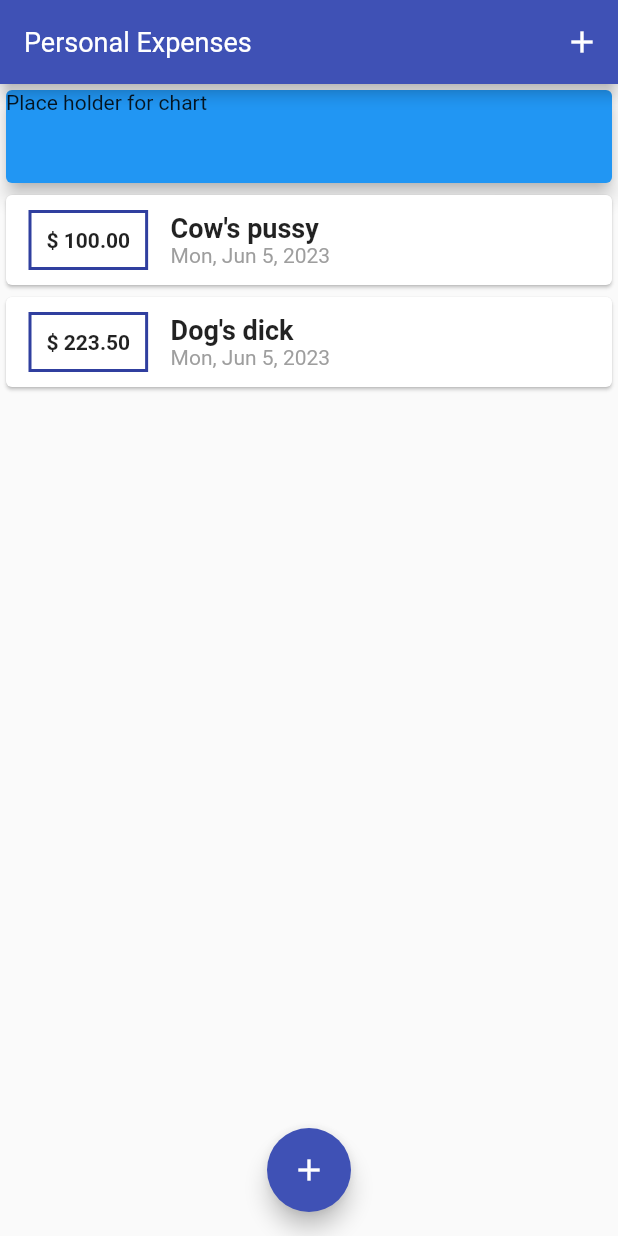
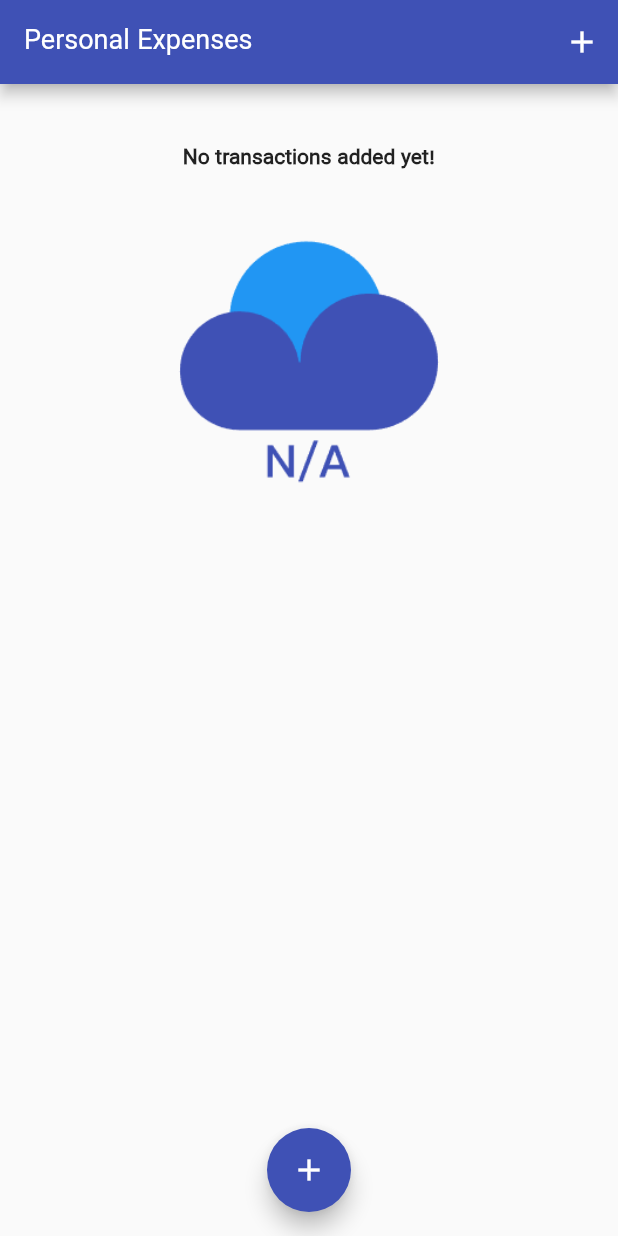
Before and after one commit to khakestari/personal_expenses_app, a Flutter app: the screen it shows after launch, on a phone screen of 412 x 824 dp. Run offline on Flutter 3.47's test engine with Material 2 defaults, Android fonts, the phone set to English and light mode, and no system bars; our stand-ins replace flutter_svg.

Commit message:
Now we have last seven days' transactions in a list & use image

```diff
--- a/lib/main.dart
+++ b/lib/main.dart
@@ -1,7 +1,9 @@
 import 'package:flutter/material.dart';
 import 'package:intl/intl.dart';
-import 'package:personal_expenses_app/widgets/transaction_list.dart';
 
+
+import './widgets/transaction_list.dart';
+import './widgets/chart.dart';
 import './widgets/new_transaction.dart';
 import './models/transaction.dart';
 
@@ -37,13 +39,12 @@ class MyHomePage extends StatefulWidget {
 }
 
 class _MyHomePageState extends State<MyHomePage> {
-  // String? titleInput;
-  //
+
   final List<Transaction> _userTransactions = [
-    Transaction(
-        id: 't0', title: 'Cow\'s pussy', amount: 100, date: DateTime.now()),
-    Transaction(
-        id: 't1', title: 'Dog\'s dick', amount: 223.5, date: DateTime.now())
+    // Transaction(
+    //     id: 't0', title: 'Cow\'s pussy', amount: 100, date: DateTime.now()),
+    // Transaction(
+    //     id: 't1', title: 'Dog\'s dick', amount: 223.5, date: DateTime.now())
   ];
 
   void _addNewTransaction(String title, double amount) {
@@ -57,7 +58,13 @@ class _MyHomePageState extends State<MyHomePage> {
       _userTransactions.add(newTx);
     });
   }
-
+  List<Transaction> get _recentTransactions {
+    return _userTransactions.where((element) {
+      return element.date.isAfter(DateTime.now().subtract(
+        Duration(days: 7),
+      ));
+    }).toList();
+  }
   void _startAddNewTransaction(BuildContext ctx) {
     showModalBottomSheet(
         context: ctx,
@@ -82,15 +89,8 @@ class _MyHomePageState extends State<MyHomePage> {
           crossAxisAlignment: CrossAxisAlignment.start,
           mainAxisAlignment: MainAxisAlignment.start,
           children: <Widget>[
-            Container(
-              width: double.infinity,
-              height: 70,
-              child: Card(
-                child: Text('Place holder for chart'),
-                elevation: 5,
-                color: Colors.blue,
-              ),
-            ),
+              Chart(_recentTransactions),
+
               TransactionList(_userTransactions),
             ],
           ),
--- a/lib/widgets/chart.dart
+++ b/lib/widgets/chart.dart
@@ -22,6 +22,7 @@ class Chart extends StatelessWidget {
     });
   }
 
+
   @override
   Widget build(BuildContext context) {
     // print(groupedTransactionsValues.toString());
--- a/lib/widgets/transaction_list.dart
+++ b/lib/widgets/transaction_list.dart
@@ -1,6 +1,7 @@
 import 'package:flutter/material.dart';
 import 'package:intl/intl.dart';
 import 'package:personal_expenses_app/main.dart';
+import 'package:flutter_svg/flutter_svg.dart';
 
 import '../models/transaction.dart';
 
@@ -12,8 +13,27 @@ class TransactionList extends StatelessWidget {
   @override
   Widget build(BuildContext context) {
     return Container(
+      alignment: Alignment.center,
       height: 300,
-      child: ListView.builder(
+      child: transactions.isEmpty
+          ? Column(children: [
+              Text(
+                'No transactions added yet!',
+                style: Theme.of(context).textTheme.headline6,
+              ),
+              SizedBox(
+                height: 30,
+              ),
+              Container(
+                height: 200,
+                child: Image.asset(
+                  'assets/images/1.png',
+                  fit: BoxFit.cover,
+                ),
+              ),
+              //SvgPicture.asset('assets/image/minus-database-svgrepo-com.svg'),
+            ])
+          : ListView.builder(
         itemBuilder: (ctx, index) {
           return Card(
             child: Row(
```
Also changed, not shown: pubspec.yaml (+3 -4 lines), assets/fonts/Shabnam.ttf (renamed from lib/assets/fonts/Shabnam.ttf), assets/images/1.png (added), pubspec.lock.
